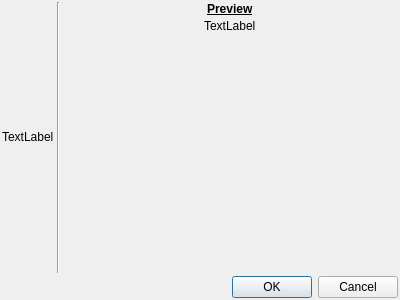
The window that ui/image_crop_dialog.ui (zkovari/plotlyst) describes before a commit, drawn with Qt 5.
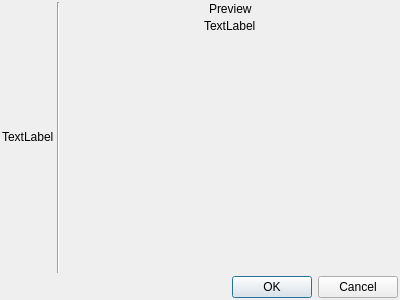
The same window after the commit.

Commit message: Title and font issues in image upload, closes #501

```diff
--- a/ui/image_crop_dialog.ui
+++ b/ui/image_crop_dialog.ui
@@ -61,13 +61,6 @@
            <verstretch>0</verstretch>
           </sizepolicy>
          </property>
-         <property name="font">
-          <font>
-           <weight>75</weight>
-           <bold>true</bold>
-           <underline>true</underline>
-          </font>
-         </property>
          <property name="text">
           <string>Preview</string>
          </property>
```
Left out of the diff: 4 changed lines with no effect on the pictures. The commit also changes 1 other file.
